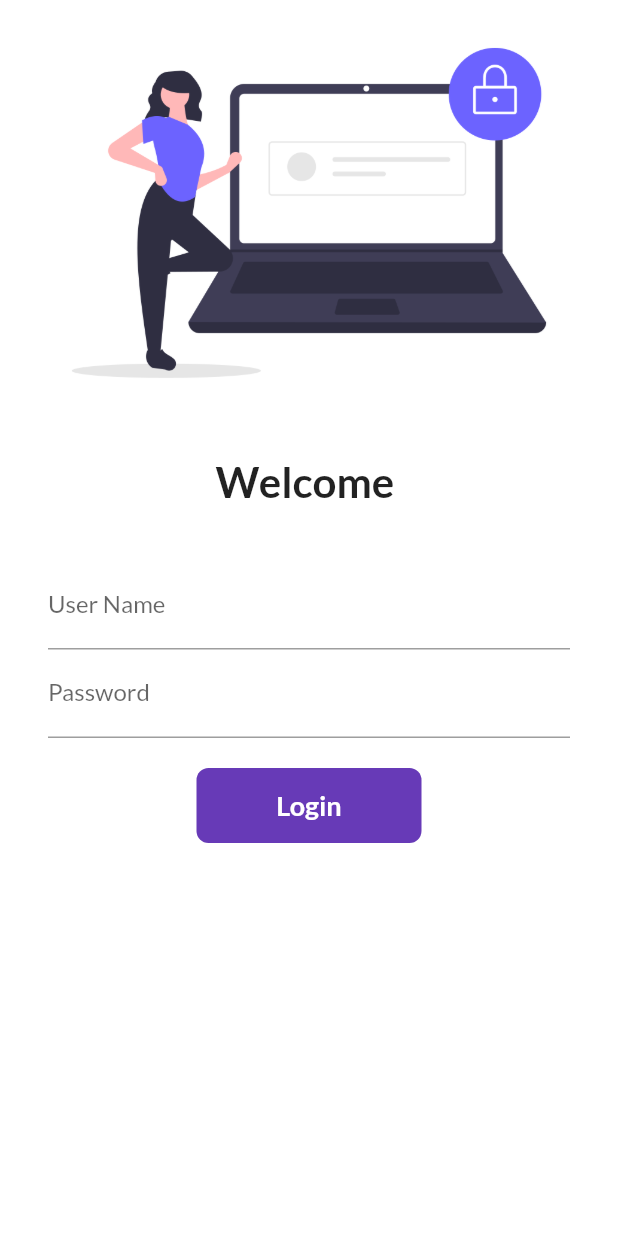
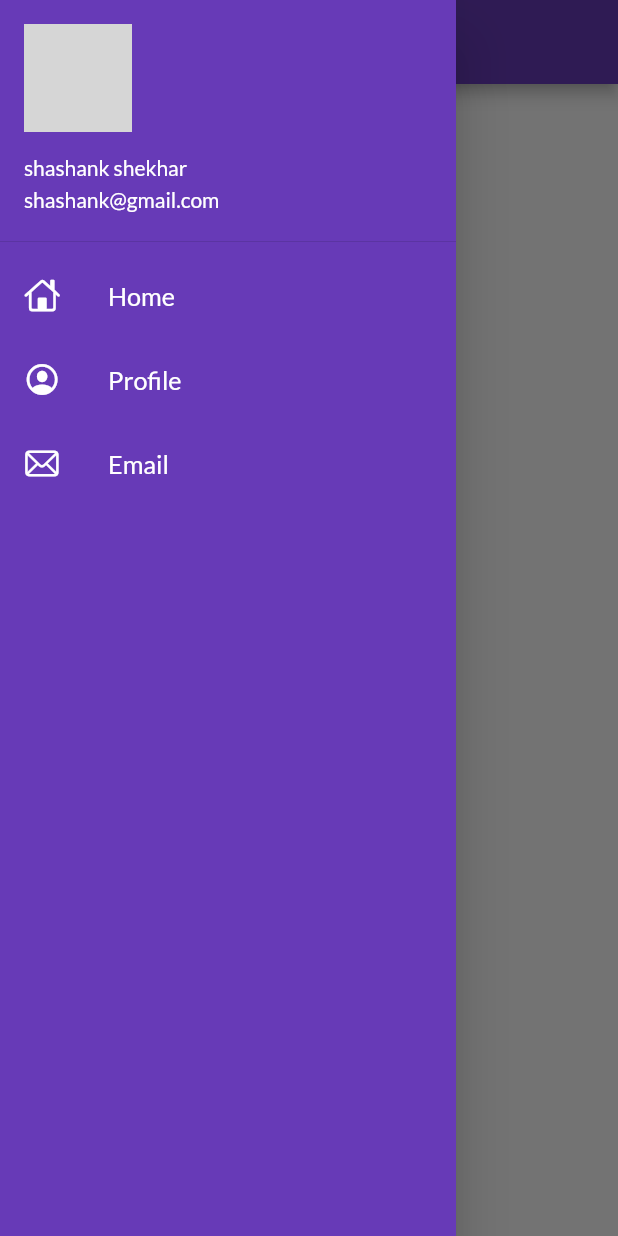
Before and after one commit to shhashank/30daysofflutter, a Flutter app: the screen it shows after launch, with the side drawer open (before the commit the screen has no drawer), on a phone screen of 412 x 824 dp. Run offline on Flutter 3.47's test engine with Material 2 defaults, Android fonts, the light colour scheme and no system bars; our stand-ins replace google_fonts; network calls fail; grey boxes are pictures that could not be loaded.

Commit message:
day9 completed

```diff
--- a/lib/main.dart
+++ b/lib/main.dart
@@ -17,13 +17,13 @@
         primarySwatch: Colors.deepPurple,
         fontFamily: GoogleFonts.lato().fontFamily,
       ),
-      // debugShowCheckedModeBanner: false,
+      debugShowCheckedModeBanner: false,
       darkTheme: ThemeData(
         brightness: Brightness.dark,
       ),
-      initialRoute: "/login",
+      initialRoute: MyRoutes.homeRoute,
       routes: {
-        "/": (context) => LoginPage(),
+        "/": (context) => HomePage(),
         MyRoutes.homeRoute: (context) => HomePage(),
         MyRoutes.loginRoute: (context) => LoginPage(),
       },
--- a/lib/pages/home_page.dart
+++ b/lib/pages/home_page.dart
@@ -1,3 +1,4 @@
+import 'package:alpha1/widgets/drawer.dart';
 import 'package:flutter/material.dart';
 
 class HomePage extends StatelessWidget {
@@ -14,7 +15,7 @@
           child: Text("hello to $days $name  flutter " + name),
         ),
       ),
-      drawer: Drawer(),
+      drawer: MyDrawer(),
     );
   }
 }
--- /dev/null
+++ b/lib/widgets/drawer.dart
@@ -0,0 +1,46 @@
+import 'package:flutter/cupertino.dart';
+import 'package:flutter/material.dart';
+
+class MyDrawer extends StatelessWidget {
+  final imageUrl = "http://wowdetailingstudio.com/asset/img/logo.png";
+
+  @override
+  Widget build(BuildContext context) {
+    return Drawer(
+      child: Container(
+        color: Colors.deepPurple,
+        child: ListView(
+          padding: EdgeInsets.zero,
+          children: [
+            DrawerHeader(
+                padding: EdgeInsets.zero,
+                child: UserAccountsDrawerHeader(
+                  margin: EdgeInsets.zero,
+                  accountName: Text("shashank shekhar"),
+                  accountEmail: Text("shashank@gmail.com"),
+                  currentAccountPicture: CircleAvatar(
+                    backgroundImage: NetworkImage(imageUrl),
+                  ),
+                )),
+            ListTile(
+              leading: Icon(CupertinoIcons.home, color: Colors.white),
+              title: Text("Home",
+                  textScaleFactor: 1.2, style: TextStyle(color: Colors.white)),
+            ),
+            ListTile(
+              leading:
+                  Icon(CupertinoIcons.profile_circled, color: Colors.white),
+              title: Text("Profile",
+                  textScaleFactor: 1.2, style: TextStyle(color: Colors.white)),
+            ),
+            ListTile(
+              leading: Icon(CupertinoIcons.mail, color: Colors.white),
+              title: Text("Email",
+                  textScaleFactor: 1.2, style: TextStyle(color: Colors.white)),
+            ),
+          ],
+        ),
+      ),
+    );
+  }
+}
```
